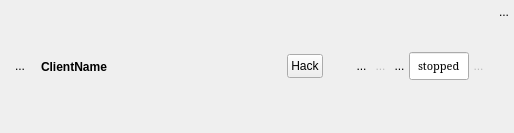
This is resources/ui/client_slot.ui in Houston4444/RaySession as Qt 5 draws it before an edit. The edited form follows.
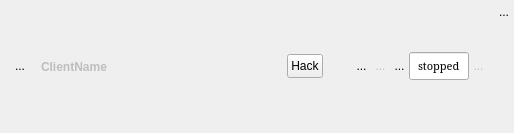
This is the edited form. Icons and pictures are not drawn. Custom widgets are drawn as their Qt base class.

Commit message: init client slot with label disabled

```diff
--- a/resources/ui/client_slot.ui
+++ b/resources/ui/client_slot.ui
@@ -109,6 +109,9 @@
      </item>
      <item>
       <widget class="QLabel" name="ClientName">
+       <property name="enabled">
+        <bool>false</bool>
+       </property>
        <property name="sizePolicy">
         <sizepolicy hsizetype="Preferred" vsizetype="Preferred">
          <horstretch>0</horstretch>
```
